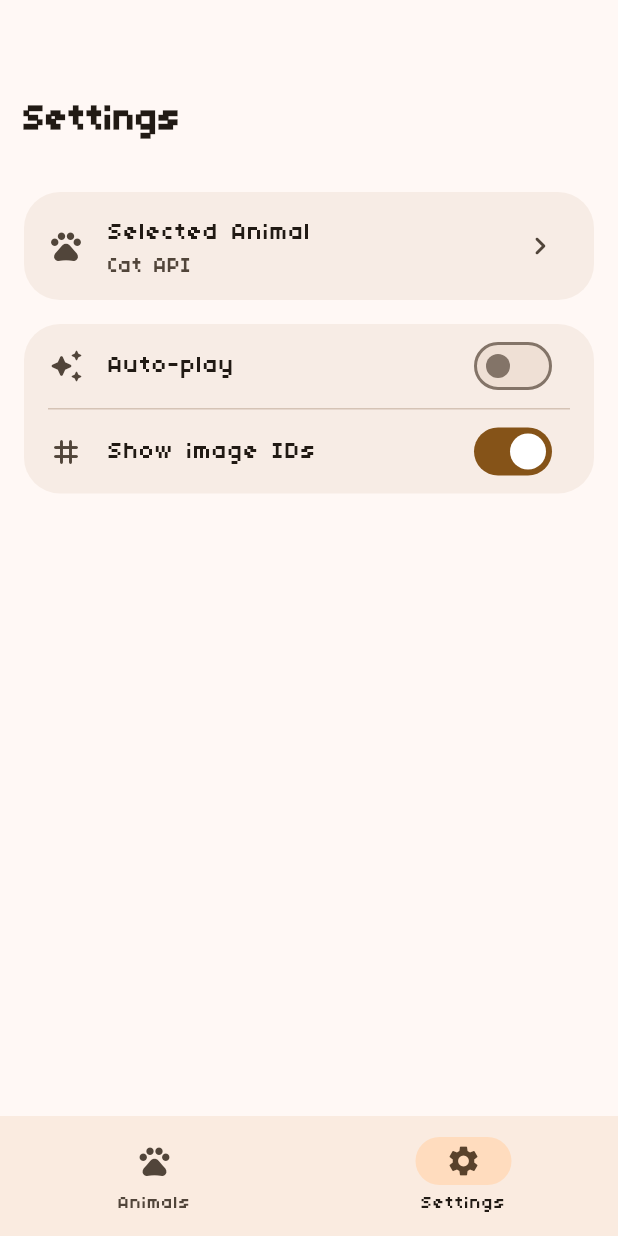
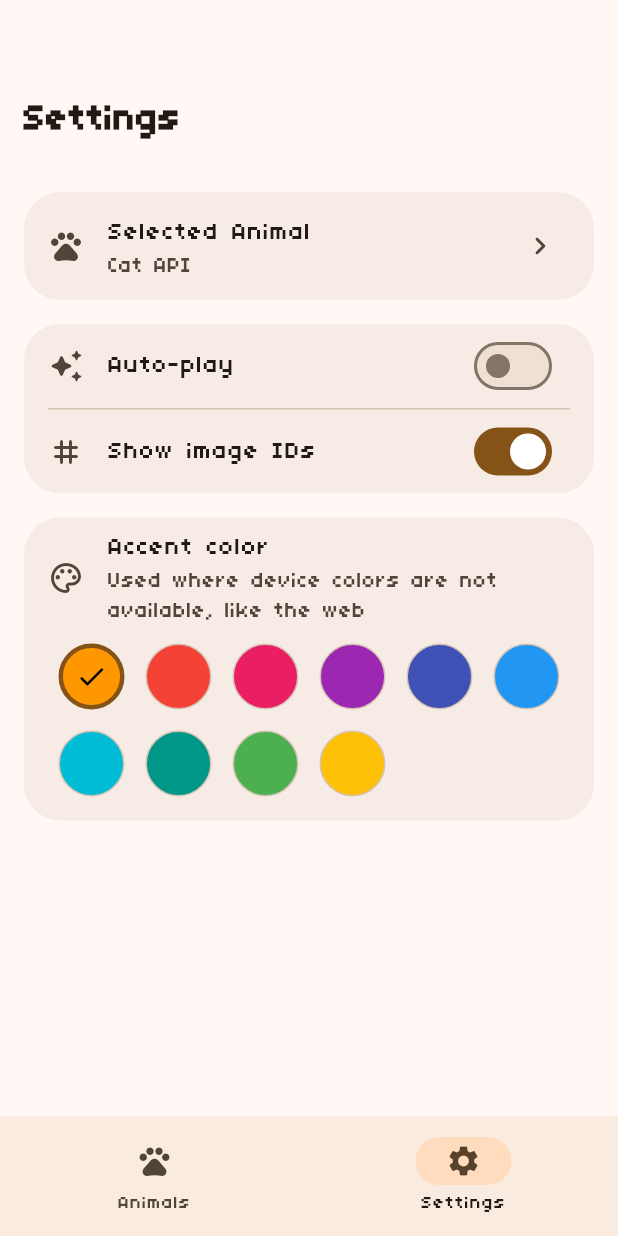
Before and after one commit to reocat/cat-carousel, a Flutter app: the screen it shows after launch, item 2 of the bottom bar chosen, on a phone screen of 412 x 824 dp. Run offline on Flutter 3.47's test engine with Material 3 defaults, Android fonts, the phone set to English and light mode, and no system bars; drawn by our look-alikes of dynamic_color; our stand-ins replace carousel_slider, shared_preferences, web; missing offline and left inert: dart:js_interop, dart:ui_web; network calls fail.

Commit message:
Add dynamic colors and an accent color picker
Pull the device's wallpaper/accent colors (Android 12+, Windows, macOS,
Linux) via dynamic_color with an orange fallback, follow system light/dark
mode, and let users pick a seed accent in Settings for platforms without
dynamic colors like the web.

Generated with Codebuff 🤖
Co-Authored-By: Codebuff <noreply@codebuff.com>

```diff
--- a/lib/config/config.dart
+++ b/lib/config/config.dart
@@ -1,6 +1,8 @@
+import 'dart:convert';
+import 'dart:ui' show Color;
+
 import 'package:flutter/foundation.dart';
 import 'package:shared_preferences/shared_preferences.dart';
-import 'dart:convert';
 
 enum ApiOption {
   cat('Cat API', 'Cute cats'),
@@ -11,33 +13,42 @@ enum ApiOption {
   const ApiOption(this.label, this.description);
 }
 
+/// Brand-orange seed used until the user picks another accent.
+const Color kDefaultAccentColor = Color(0xFFFF9800);
+
 class AppConfig extends ChangeNotifier {
   bool _autoPlay;
   int _initialLimit;
   bool _showImageIds;
   ApiOption _selectedApi;
+  Color _accentColor;
 
   AppConfig({
     bool autoPlay = false,
     int initialLimit = 10,
     bool showImageIds = true,
     ApiOption selectedApi = ApiOption.cat,
+    Color accentColor = kDefaultAccentColor,
   })  : _autoPlay = autoPlay, _initialLimit = initialLimit,
-        _showImageIds = showImageIds, _selectedApi = selectedApi;
+        _showImageIds = showImageIds, _selectedApi = selectedApi,
+        _accentColor = accentColor;
 
   bool get autoPlay => _autoPlay;
   int get initialLimit => _initialLimit;
   bool get showImageIds => _showImageIds;
   ApiOption get selectedApi => _selectedApi;
+  Color get accentColor => _accentColor;
 
   set autoPlay(bool value) { if (_autoPlay != value) { _autoPlay = value; notifyListeners(); } }
   set initialLimit(int value) { if (_initialLimit != value) { _initialLimit = value; notifyListeners(); } }
   set showImageIds(bool value) { if (_showImageIds != value) { _showImageIds = value; notifyListeners(); } }
   set selectedApi(ApiOption value) { if (_selectedApi != value) { _selectedApi = value; notifyListeners(); } }
+  set accentColor(Color value) { if (_accentColor != value) { _accentColor = value; notifyListeners(); } }
 
   Map<String, dynamic> toJson() => {
     'autoPlay': _autoPlay, 'initialLimit': _initialLimit,
     'showImageIds': _showImageIds, 'selectedApi': _selectedApi.name,
+    'accentColor': _accentColor.toARGB32(),
   };
 
   factory AppConfig.fromJson(Map<String, dynamic> json) {
@@ -49,12 +60,14 @@ class AppConfig extends ChangeNotifier {
         (e) => e.name == (json['selectedApi'] as String?),
         orElse: () => ApiOption.cat,
       ),
+      accentColor: Color(json['accentColor'] as int? ?? kDefaultAccentColor.toARGB32()),
     );
   }
 
   void copyFrom(AppConfig other) {
     _autoPlay = other._autoPlay; _initialLimit = other._initialLimit;
     _showImageIds = other._showImageIds; _selectedApi = other._selectedApi;
+    _accentColor = other._accentColor;
     notifyListeners();
   }
 }
--- a/lib/main.dart
+++ b/lib/main.dart
@@ -1,36 +1,19 @@
 import 'package:flutter/material.dart';
+import 'package:dynamic_color/dynamic_color.dart';
 import 'config/config.dart';
 import 'pages/carousel_page.dart';
 import 'pages/settings_page.dart';
 
 void main() => runApp(const CatCarouselApp());
 
-class CatCarouselApp extends StatelessWidget {
+class CatCarouselApp extends StatefulWidget {
   const CatCarouselApp({super.key});
 
   @override
-  Widget build(BuildContext context) {
-    return MaterialApp(
-      title: 'Animal Carousel',
-      theme: ThemeData(
-        colorScheme: ColorScheme.fromSeed(seedColor: Colors.orange),
-        useMaterial3: true,
-        fontFamily: '04b03',
-      ),
-      home: const MainNavigationPage(),
-    );
-  }
+  State<CatCarouselApp> createState() => _CatCarouselAppState();
 }
 
-class MainNavigationPage extends StatefulWidget {
-  const MainNavigationPage({super.key});
-
-  @override
-  State<MainNavigationPage> createState() => _MainNavigationPageState();
-}
-
-class _MainNavigationPageState extends State<MainNavigationPage> {
-  int _currentIndex = 0;
+class _CatCarouselAppState extends State<CatCarouselApp> {
   late final AppConfig _config;
   final ConfigStorage _storage = ConfigStorage();
   bool _isLoading = true;
@@ -39,32 +22,95 @@ class _MainNavigationPageState extends State<MainNavigationPage> {
   void initState() {
     super.initState();
     _config = AppConfig();
-    _config.addListener(() => _storage.saveConfig(_config));
+    _config.addListener(_saveConfig);
     _loadConfig();
   }
+
+  @override
+  void dispose() {
+    _config.removeListener(_saveConfig);
+    super.dispose();
+  }
+
+  void _saveConfig() => _storage.saveConfig(_config);
 
   Future<void> _loadConfig() async {
     final savedConfig = await _storage.loadConfig();
     if (savedConfig != null) _config.copyFrom(savedConfig);
-    setState(() => _isLoading = false);
+    if (mounted) setState(() => _isLoading = false);
   }
 
   @override
   Widget build(BuildContext context) {
-    if (_isLoading) return const Scaffold(body: Center(child: CircularProgressIndicator()));
+    if (_isLoading) {
+      return const MaterialApp(
+        home: Scaffold(body: Center(child: CircularProgressIndicator())),
+      );
+    }
 
+    // Pull the device's own accent colors (wallpaper on Android 12+,
+    // accent color on Windows/macOS/Linux) via DynamicColorBuilder. On
+    // platforms without dynamic color (including web) the schemes are null,
+    // so we fall back to the accent color picked in Settings.
+    return DynamicColorBuilder(
+      builder: (ColorScheme? lightDynamic, ColorScheme? darkDynamic) {
+        return ListenableBuilder(
+          listenable: _config,
+          builder: (context, _) {
+            final ColorScheme lightScheme = lightDynamic ??
+                ColorScheme.fromSeed(seedColor: _config.accentColor);
+            final ColorScheme darkScheme = darkDynamic ??
+                ColorScheme.fromSeed(
+                  seedColor: _config.accentColor,
+                  brightness: Brightness.dark,
+                );
+
+            return MaterialApp(
+              title: 'Animal Carousel',
+              theme: ThemeData(
+                colorScheme: lightScheme,
+                useMaterial3: true,
+                fontFamily: '04b03',
+              ),
+              darkTheme: ThemeData(
+                colorScheme: darkScheme,
+                useMaterial3: true,
+                fontFamily: '04b03',
+              ),
+              home: MainNavigationPage(config: _config),
+            );
+          },
+        );
+      },
+    );
+  }
+}
+
+class MainNavigationPage extends StatefulWidget {
+  final AppConfig config;
+  const MainNavigationPage({super.key, required this.config});
+
+  @override
+  State<MainNavigationPage> createState() => _MainNavigationPageState();
+}
+
+class _MainNavigationPageState extends State<MainNavigationPage> {
+  int _currentIndex = 0;
+
+  @override
+  Widget build(BuildContext context) {
     return Scaffold(
       body: IndexedStack(
         index: _currentIndex,
-        children:[
-          CatCarouselPage(config: _config),
-          SettingsPage(config: _config),
+        children: [
+          CatCarouselPage(config: widget.config),
+          SettingsPage(config: widget.config),
         ],
       ),
       bottomNavigationBar: NavigationBar(
         selectedIndex: _currentIndex,
         onDestinationSelected: (i) => setState(() => _currentIndex = i),
-        destinations: const[
+        destinations: const [
           NavigationDestination(icon: Icon(Icons.pets), label: 'Animals'),
           NavigationDestination(icon: Icon(Icons.settings), label: 'Settings'),
         ],
--- a/lib/pages/settings_page.dart
+++ b/lib/pages/settings_page.dart
@@ -1,5 +1,19 @@
 import 'package:flutter/material.dart';
 import '../config/config.dart';
+
+/// Preset seed colors offered in the accent picker.
+const List<(Color, String)> _accentOptions = [
+  (Colors.orange, 'Orange'),
+  (Colors.red, 'Red'),
+  (Colors.pink, 'Pink'),
+  (Colors.purple, 'Purple'),
+  (Colors.indigo, 'Indigo'),
+  (Colors.blue, 'Blue'),
+  (Colors.cyan, 'Cyan'),
+  (Colors.teal, 'Teal'),
+  (Colors.green, 'Green'),
+  (Colors.amber, 'Amber'),
+];
 
 class SettingsPage extends StatefulWidget {
   final AppConfig config;
@@ -55,6 +69,25 @@ class _SettingsPageState extends State<SettingsPage> {
                           secondary: const Icon(Icons.tag_rounded),
                         ),
                       ]),
+                      const SizedBox(height: 16),
+                      _buildSettingsGroup([
+                        ListTile(
+                          title: const Text('Accent color'),
+                          subtitle: const Text('Used where device colors are not available, like the web'),
+                          leading: const Icon(Icons.palette_outlined),
+                        ),
+                        Padding(
+                          padding: const EdgeInsets.fromLTRB(16, 4, 16, 16),
+                          child: Wrap(
+                            spacing: 14,
+                            runSpacing: 14,
+                            children: [
+                              for (final (color, name) in _accentOptions)
+                                _buildAccentSwatch(context, color, name),
+                            ],
+                          ),
+                        ),
+                      ]),
                       const SizedBox(height: 100),
                     ],
                   ),
@@ -64,6 +97,42 @@ class _SettingsPageState extends State<SettingsPage> {
           ),
         );
       },
+    );
+  }
+
+  Widget _buildAccentSwatch(BuildContext context, Color color, String name) {
+    // Compare ARGB values, not Color identity: Colors.orange (a MaterialColor)
+    // is not == to a plain Color(0xFFFF9800) even with the same value.
+    final bool selected = widget.config.accentColor.toARGB32() == color.toARGB32();
+    final ColorScheme scheme = Theme.of(context).colorScheme;
+    final bool dark = ThemeData.estimateBrightnessForColor(color) == Brightness.dark;
+    return Tooltip(
+      message: name,
+      child: Semantics(
+        label: name,
+        button: true,
+        selected: selected,
+        child: InkWell(
+          key: ValueKey('accent-$name'),
+          customBorder: const CircleBorder(),
+          onTap: () => widget.config.accentColor = color,
+          child: Container(
+            width: 44,
+            height: 44,
+            decoration: BoxDecoration(
+              shape: BoxShape.circle,
+              color: color,
+              border: Border.all(
+                color: selected ? scheme.primary : scheme.outlineVariant,
+                width: selected ? 3 : 1,
+              ),
+            ),
+            child: selected
+                ? Icon(Icons.check_rounded, size: 22, color: dark ? Colors.white : Colors.black)
+                : null,
+          ),
+        ),
+      ),
     );
   }
 
--- a/pubspec.yaml
+++ b/pubspec.yaml
@@ -35,6 +35,7 @@ dependencies:
   carousel_slider: ^5.0.0
   shared_preferences: ^2.2.2
   web: ^1.1.1
+  dynamic_color: ^1.7.0
 
 dev_dependencies:
   flutter_test:
```
Also changed, not shown: pubspec.lock, 6 other files.
